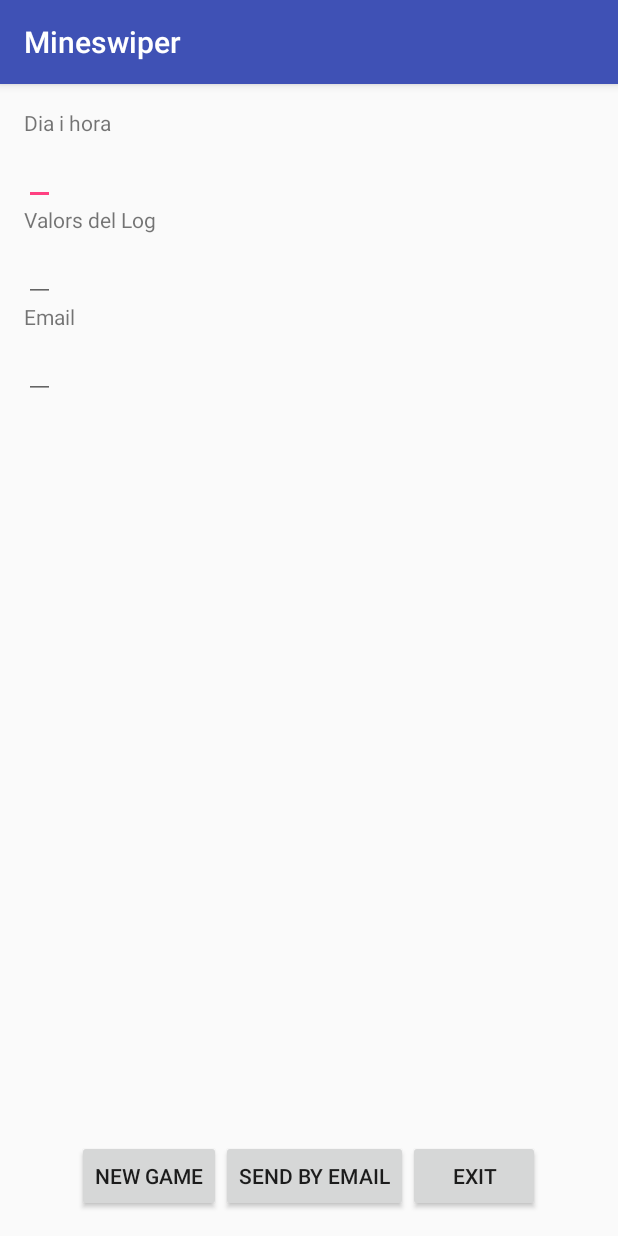
After one commit to sgv1/MinesWiperV2.0, an Android app: the LogActivity screen opened directly, with no data from a screen before it, on a phone screen of 412 x 824 dp. The commit adds this screen. Run offline under Robolectric (Android 15) with nearby library versions, the phone set to English and light mode, and no system bars; 3 statements that could not run were skipped.

Commit message:
creacio LogActivity

```diff
--- a/app/src/main/AndroidManifest.xml
+++ b/app/src/main/AndroidManifest.xml
@@ -17,7 +17,8 @@
         </activity>
         <activity android:name=".HelpActivity" />
         <activity android:name=".SettingActivity" />
-        <activity android:name=".GameActivity"></activity>
+        <activity android:name=".GameActivity" />
+        <activity android:name=".LogActivity"></activity>
     </application>
 
 </manifest>
--- a/app/src/main/java/com/example/santi/mineswiper/GrillAdapter.java
+++ b/app/src/main/java/com/example/santi/mineswiper/GrillAdapter.java
@@ -1,6 +1,7 @@
 package com.example.santi.mineswiper;
 
 import android.content.Context;
+import android.graphics.Color;
 import android.view.View;
 import android.view.ViewGroup;
 import android.widget.AbsListView;
@@ -72,7 +73,10 @@ public class GrillAdapter extends BaseAdapter {
                 if(e.isMined()){
                     //btn.setBackgroundResource(R.drawable.bomb);
                     btn.setBackgroundColor(android.graphics.Color.RED);
-                    //passar a resultats pa que el santi se n'enteri
+                    //passar a resultats; pa que el santi se n'enteri
+                }
+                else{
+                    btn.setText(e.getNumMinesAround());
                 }
             }
         }
--- /dev/null
+++ b/app/src/main/java/com/example/santi/mineswiper/LogActivity.java
@@ -0,0 +1,48 @@
+package com.example.santi.mineswiper;
+
+import android.content.Intent;
+import android.net.Uri;
+import android.support.v7.app.AppCompatActivity;
+import android.os.Bundle;
+import android.view.View;
+import android.widget.Button;
+
+public class LogActivity extends AppCompatActivity {
+
+    @Override
+    protected void onCreate(Bundle savedInstanceState) {
+        super.onCreate(savedInstanceState);
+        setContentView(R.layout.activity_log);
+
+        Button btnNewGame = (Button) findViewById(R.id.buttonNewGame);
+        Button btnSendEmail = (Button)findViewById(R.id.buttonSendEmail);
+        Button btnExit = (Button)findViewById(R.id.buttonExit);
+
+        btnNewGame.setOnClickListener(this);
+        btnSendEmail.setOnClickListener(this);
+        btnSendEmail.setOnClickListener(this);
+    }
+
+
+    public void onClick(View v){
+        switch (v.getId()){
+            case R.id.buttonExit:
+                finish();
+                break;
+            case R.id.buttonSendEmail:
+                Intent gmail = new Intent(Intent.ACTION_VIEW);
+                gmail.setClassName("com.google.android.gm", "com.google.android.gm.ComposeActivityGmail");
+                gmail.putExtra(Intent.EXTRA_EMAIL, new String[]{getString(R.string.email)});
+                gmail.setData(Uri.parse(getString(R.string.email)));
+                gmail.putExtra(Intent.EXTRA_SUBJECT, getString(R.string.subject));
+                gmail.setType("plain/text");
+                gmail.putExtra(Intent.EXTRA_TEXT, getString(R.string.body));
+                startActivity(gmail);
+                break;
+            case R.id.buttonNewGame:
+                startActivity(new Intent(this,SettingActivity.class));
+                finish();
+                break;
+        }
+    }
+}
--- /dev/null
+++ b/app/src/main/res/layout/activity_log.xml
@@ -0,0 +1,93 @@
+<?xml version="1.0" encoding="utf-8"?>
+<RelativeLayout xmlns:android="http://schemas.android.com/apk/res/android"
+    xmlns:tools="http://schemas.android.com/tools"
+    android:layout_width="match_parent"
+    android:layout_height="match_parent"
+    android:paddingBottom="@dimen/activity_vertical_margin"
+    android:paddingLeft="@dimen/activity_horizontal_margin"
+    android:paddingRight="@dimen/activity_horizontal_margin"
+    android:paddingTop="@dimen/activity_vertical_margin"
+    tools:context="com.example.santi.mineswiper.LogActivity">
+
+    <LinearLayout
+        android:layout_width="match_parent"
+        android:layout_height="wrap_content"
+        android:id="@+id/linearLayout2"
+        android:orientation="vertical">
+        <TextView
+            android:layout_width="wrap_content"
+            android:layout_height="wrap_content"
+            android:text="Dia i hora"/>
+        <EditText
+            android:layout_width="wrap_content"
+            android:layout_height="wrap_content" />
+    </LinearLayout>
+
+    <LinearLayout
+        android:layout_width="match_parent"
+        android:layout_height="wrap_content"
+        android:layout_below="@+id/linearLayout2"
+        android:layout_alignParentLeft="true"
+        android:layout_alignParentStart="true"
+        android:id="@+id/linearLayout3"
+        android:orientation="vertical">
+        <TextView
+            android:layout_width="wrap_content"
+            android:layout_height="wrap_content"
+            android:text="Valors del Log"/>
+        <EditText
+            android:layout_width="wrap_content"
+            android:layout_height="wrap_content" />
+    </LinearLayout>
+
+    <LinearLayout
+        android:layout_width="match_parent"
+        android:layout_height="wrap_content"
+        android:layout_below="@+id/linearLayout3"
+        android:layout_alignParentLeft="true"
+        android:layout_alignParentStart="true"
+        android:orientation="vertical"
+        android:id="@+id/linearLayout4">
+        <TextView
+            android:layout_width="wrap_content"
+            android:layout_height="wrap_content"
+            android:text="Email"/>
+        <EditText
+            android:layout_width="wrap_content"
+            android:layout_height="wrap_content" />
+    </LinearLayout>
+
+    <LinearLayout
+        android:layout_width="match_parent"
+        android:layout_height="wrap_content"
+        android:layout_alignParentBottom="true"
+        android:layout_alignParentLeft="true"
+        android:layout_alignParentStart="true"
+        android:gravity="center">
+        <Button
+            android:layout_width="wrap_content"
+            android:layout_height="wrap_content"
+            android:text="@string/newGame"
+            android:id="@+id/buttonNewGame"
+            android:layout_above="@+id/button2"
+            android:layout_alignLeft="@+id/button2"
+            android:layout_alignStart="@+id/button2" />
+
+        <Button
+            android:layout_width="wrap_content"
+            android:layout_height="wrap_content"
+            android:text="@string/sendEmail"
+            android:id="@+id/buttonSendEmail"
+            android:layout_above="@+id/button3"
+            android:layout_alignLeft="@+id/button3"
+            android:layout_alignStart="@+id/button3" />
+
+        <Button
+            android:layout_width="wrap_content"
+            android:layout_height="wrap_content"
+            android:text="@string/exit"
+            android:id="@+id/buttonExit"
+            android:layout_alignParentBottom="true"
+            android:layout_centerHorizontal="true" />
+    </LinearLayout>
+</RelativeLayout>
--- a/app/src/main/res/values/strings.xml
+++ b/app/src/main/res/values/strings.xml
@@ -19,4 +19,6 @@
     <string name="msg1">It\'s necessary a name of player</string>
     <string name="game">GAME</string>
     <string name="timeOfGame">000</string>
+    <string name="sendEmail">Send by email</string>
+    <string name="newGame">New Game</string>
 </resources>
```
Also changed, not shown: 2 other files.
